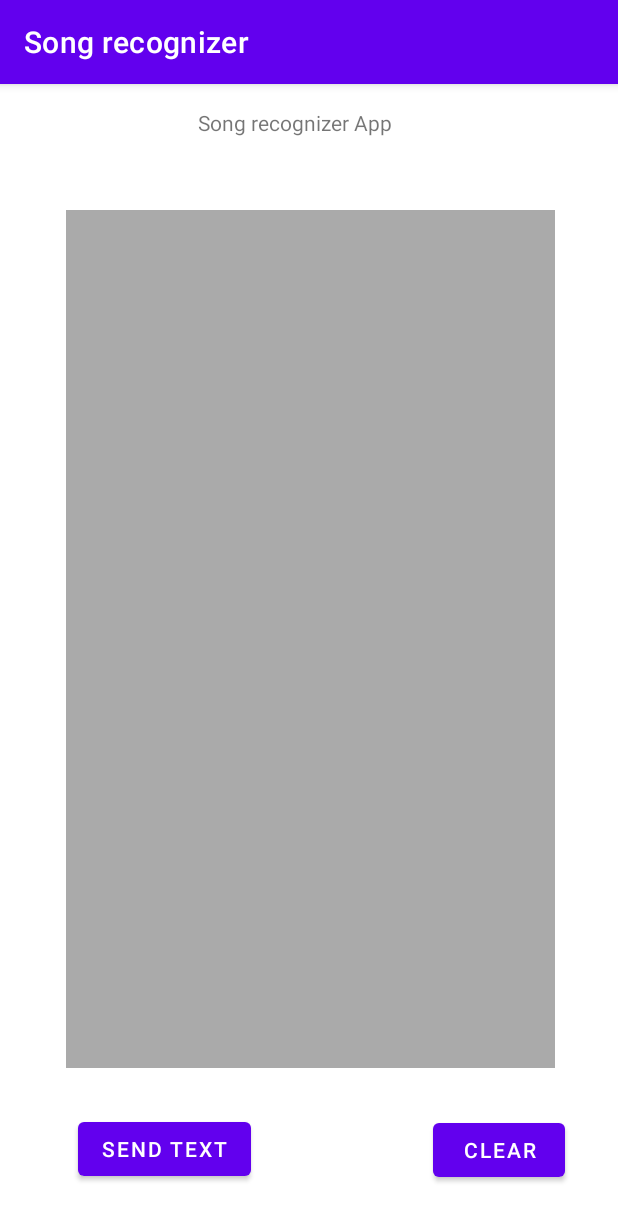
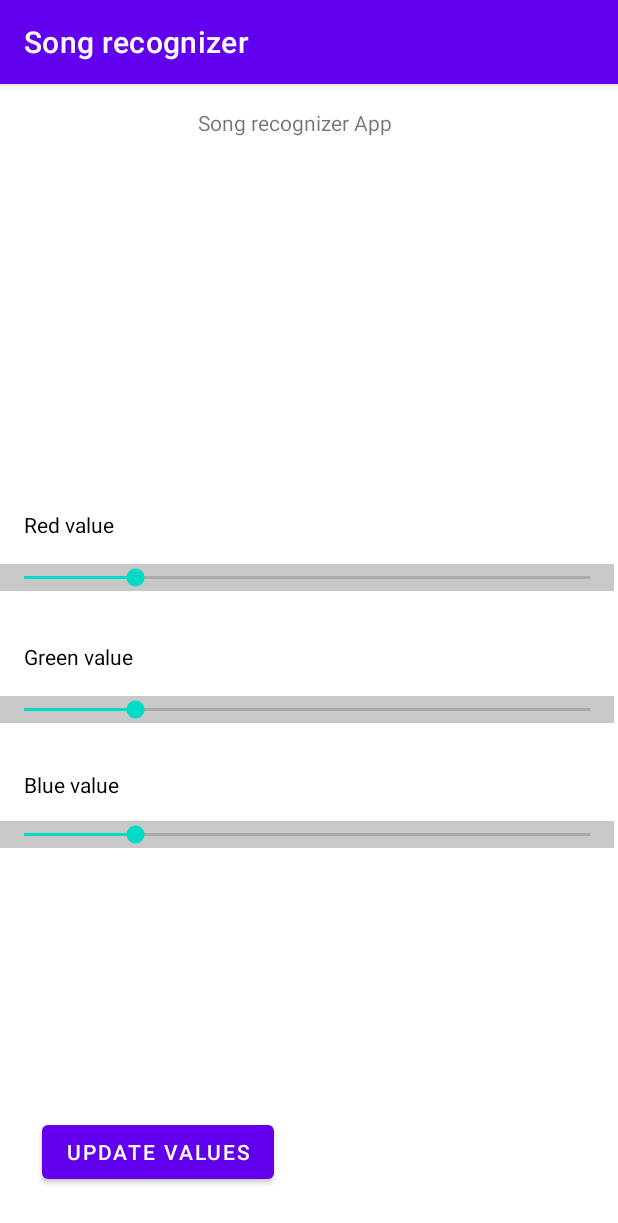
Before and after one commit to stefanvassilev/spotify-arduino-track-display, an Android app: the screen it shows after launch (MainActivity), on a phone screen of 412 x 824 dp. Shown: the top 1223 px of the screen. Run offline under Robolectric (Android 15) with nearby library versions, the phone set to English and light mode, and no system bars; libraries missing offline, so code that uses them is left out: com.polidea.rxandroidble2; 1 statement that could not run was skipped.

Commit message:
Add rgb toggles by using seek bars

```diff
--- a/app/src/main/java/com/stefan/vassilev/voice/to/songrecognizer/MainActivity.java
+++ b/app/src/main/java/com/stefan/vassilev/voice/to/songrecognizer/MainActivity.java
@@ -4,7 +4,8 @@ import android.content.Intent;
 import android.content.IntentFilter;
 import android.os.Bundle;
 import android.widget.Button;
-import android.widget.EditText;
+import android.widget.SeekBar;
+import android.widget.Toast;
 
 import androidx.annotation.Nullable;
 import androidx.appcompat.app.AppCompatActivity;
@@ -15,20 +16,12 @@ import com.stefan.vassilev.voice.to.songrecognizer.bluetooth.ArduinoGattService;
 import com.stefan.vassilev.voice.to.songrecognizer.service.ArduinoService;
 import com.stefan.vassilev.voice.to.songrecognizer.service.SpotifyBroadCastReceiver;
 
-import java.util.UUID;
-
 import static com.stefan.vassilev.voice.to.songrecognizer.bluetooth.ArduinoBluetoothLeService.REQUEST_ENABLE_BT;
 
 public class MainActivity extends AppCompatActivity {
 
-    public static final UUID BLUETOOTH_SERVICE_GUID = UUID.fromString("5bcc5572-2783-11eb-adc1-0242ac120002");
-
     private ArduinoGattService arduinoGattService;
 
-    private EditText editTextMultiline;
-    private Button sendTextButton;
-    private Button clearTextButton;
-    private ArduinoBluetoothLeService bluetoothLeService;
     private ArduinoService arduinoService;
     private SpotifyBroadCastReceiver spotifyBroadCastReceiver;
 
@@ -36,17 +29,22 @@ public class MainActivity extends AppCompatActivity {
     protected void onCreate(Bundle savedInstanceState) {
         super.onCreate(savedInstanceState);
 
-        bluetoothLeService = new ArduinoBluetoothLeService(this, this::initalizeArduinoServices);
+        ArduinoBluetoothLeService bluetoothLeService = new ArduinoBluetoothLeService(this, this::initalizeArduinoServices);
 
         IntentFilter filter = new IntentFilter("com.spotify.music.metadatachanged");
         this.registerReceiver(spotifyBroadCastReceiver, filter);
 
         setContentView(R.layout.activity_main);
-        editTextMultiline = findViewById(R.id.editTextTextMultiLine);
-        sendTextButton = findViewById(R.id.button_send_text);
-        clearTextButton = findViewById(R.id.button_clear_text);
-        clearTextButton.setOnClickListener(v -> {
-            editTextMultiline.setText("");
+        Button updateRgb = findViewById(R.id.button_send_text);
+
+        updateRgb.setOnClickListener((e) -> {
+            SeekBar redSeekBar = findViewById(R.id.RedValueSeekBar);
+            SeekBar greenSeekBar = findViewById(R.id.GreenValueSeekBar);
+            SeekBar blueSeekBar = findViewById(R.id.BlueValueSeekBar);
+            arduinoService.updateLcdBacklight(redSeekBar.getProgress(), greenSeekBar.getProgress(), blueSeekBar.getProgress());
+
+            Toast.makeText(this, "Updating r,g,b with: " + "(" + redSeekBar.getProgress() + ", " + greenSeekBar.getProgress() + "," + blueSeekBar.getProgress() + ")",
+                    Toast.LENGTH_SHORT).show();
         });
     }
 
--- a/app/src/main/java/com/stefan/vassilev/voice/to/songrecognizer/bluetooth/dto/ArduinoServiceCharacteristics.java
+++ b/app/src/main/java/com/stefan/vassilev/voice/to/songrecognizer/bluetooth/dto/ArduinoServiceCharacteristics.java
@@ -7,7 +7,10 @@ import static java.util.UUID.fromString;
 public enum ArduinoServiceCharacteristics {
 
     TRACK_NAME(fromString("8cf44e98-3c69-11eb-adc1-0242ac120002")),
-    SONG_ARTIST(fromString("cbcad3ee-3c69-11eb-adc1-0242ac120002"));
+    SONG_ARTIST(fromString("cbcad3ee-3c69-11eb-adc1-0242ac120002")),
+    LCD_RED_VALUE(fromString("c48e58d8-3d3d-11eb-adc1-0242ac120002")),
+    LCD_GREEN_VALUE(fromString("e11a7ffe-3d3d-11eb-adc1-0242ac120002")),
+    LCD_BLUE_VALUE(fromString("d933cb10-3d3d-11eb-adc1-0242ac120002"));
 
 
     private final UUID uuid;
--- a/app/src/main/java/com/stefan/vassilev/voice/to/songrecognizer/service/ArduinoService.java
+++ b/app/src/main/java/com/stefan/vassilev/voice/to/songrecognizer/service/ArduinoService.java
@@ -24,6 +24,12 @@ public class ArduinoService {
         sendCharByChar(ArduinoServiceCharacteristics.SONG_ARTIST.getUuid(), songAuthor.getBytes(StandardCharsets.UTF_8));
     }
 
+    public void updateLcdBacklight(int r, int g, int b) {
+        arduinoGattService.writeCharacteristic(ArduinoServiceCharacteristics.LCD_RED_VALUE.getUuid(), new byte[]{(byte) r});
+        arduinoGattService.writeCharacteristic(ArduinoServiceCharacteristics.LCD_GREEN_VALUE.getUuid(), new byte[]{(byte) g});
+        arduinoGattService.writeCharacteristic(ArduinoServiceCharacteristics.LCD_BLUE_VALUE.getUuid(), new byte[]{(byte) b});
+    }
+
     private void sendCharByChar(UUID charUuid, byte[] data) {
         byte[] controlChar = new byte[]{0};
         arduinoGattService.writeCharacteristic(charUuid, controlChar);
--- a/app/src/main/res/layout/activity_main.xml
+++ b/app/src/main/res/layout/activity_main.xml
@@ -18,43 +18,85 @@
         app:layout_constraintStart_toStartOf="parent"
         app:layout_constraintTop_toTopOf="parent" />
 
-    <EditText
-        android:id="@+id/editTextTextMultiLine"
-        android:layout_width="326dp"
-        android:layout_height="572dp"
-        android:layout_marginStart="35dp"
-        android:layout_marginTop="463dp"
-        android:layout_marginEnd="34dp"
-        android:layout_marginBottom="112dp"
-        android:background="@android:color/darker_gray"
-        android:ems="10"
-        android:gravity="start|top"
-        android:inputType="textMultiLine"
-        app:layout_constraintBottom_toBottomOf="parent"
-        app:layout_constraintEnd_toEndOf="parent"
-        app:layout_constraintHorizontal_bias="0.5"
+
+    <TextView
+        android:id="@+id/textView2"
+        android:layout_width="409dp"
+        android:layout_height="wrap_content"
+        android:layout_marginStart="16dp"
+        android:layout_marginTop="284dp"
+        android:text="Red value"
+        android:textColor="@color/black"
         app:layout_constraintStart_toStartOf="parent"
-        app:layout_constraintTop_toTopOf="parent"
-        app:layout_constraintVertical_bias="1.0" />
+        app:layout_constraintTop_toTopOf="parent" />
+
+    <SeekBar
+        android:id="@+id/GreenValueSeekBar"
+        android:layout_width="409dp"
+        android:layout_height="wrap_content"
+        android:layout_marginTop="408dp"
+        android:background="@color/cardview_shadow_start_color"
+        android:max="255"
+        android:progress="50"
+        android:layerType="software"
+        app:layout_constraintStart_toStartOf="parent"
+        app:layout_constraintTop_toTopOf="parent" />
+
+    <TextView
+        android:id="@+id/textView"
+        android:layout_width="wrap_content"
+        android:layout_height="wrap_content"
+        android:layout_marginStart="16dp"
+        android:layout_marginTop="457dp"
+        android:text="Blue value"
+        android:textColor="@color/black"
+        app:layout_constraintStart_toStartOf="parent"
+        app:layout_constraintTop_toTopOf="parent" />
+
+    <SeekBar
+        android:id="@+id/RedValueSeekBar"
+        android:layout_width="409dp"
+        android:layout_height="wrap_content"
+        android:layout_marginTop="320dp"
+        android:max="255"
+        android:progress="50"
+        android:tooltipText="Red value"
+        android:background="@color/cardview_shadow_start_color"
+        android:layerType="software"
+        app:layout_constraintStart_toStartOf="parent"
+        app:layout_constraintTop_toTopOf="parent" />
+
+    <TextView
+        android:id="@+id/textView3"
+        android:layout_width="wrap_content"
+        android:layout_height="wrap_content"
+        android:layout_marginStart="16dp"
+        android:layout_marginTop="372dp"
+        android:textColor="@color/black"
+        android:text="Green value"
+        app:layout_constraintStart_toStartOf="parent"
+        app:layout_constraintTop_toTopOf="parent" />
+
+    <SeekBar
+        android:id="@+id/BlueValueSeekBar"
+        android:layout_width="409dp"
+        android:layout_height="wrap_content"
+        android:background="@color/cardview_shadow_start_color"
+        android:layout_marginTop="491dp"
+        android:max="255"
+        android:layerType="software"
+        android:progress="50"
+        app:layout_constraintStart_toStartOf="parent"
+        app:layout_constraintTop_toTopOf="parent" />
 
     <Button
         android:id="@+id/button_send_text"
         android:layout_width="wrap_content"
         android:layout_height="wrap_content"
-        android:layout_marginStart="52dp"
-        android:layout_marginBottom="34dp"
-        android:text="Send text"
+        android:layout_marginStart="28dp"
+        android:layout_marginBottom="32dp"
+        android:text="Update values"
         app:layout_constraintBottom_toBottomOf="parent"
         app:layout_constraintStart_toStartOf="parent" />
 
-    <Button
-        android:id="@+id/button_clear_text"
-        android:layout_width="wrap_content"
-        android:layout_height="wrap_content"
-        android:layout_marginEnd="35dp"
-        android:layout_marginBottom="33dp"
-        android:text="Clear"
-        app:layout_constraintBottom_toBottomOf="parent"
-        app:layout_constraintEnd_toEndOf="parent" />
-
 </androidx.constraintlayout.widget.ConstraintLayout>
```
